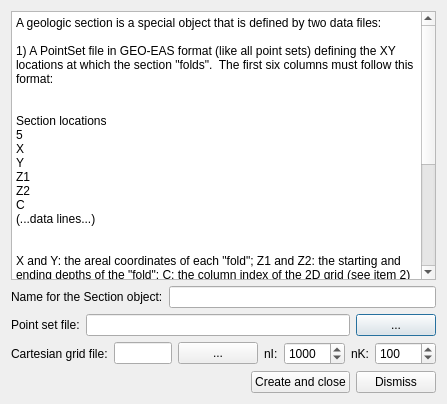
Qt form dialogs/sectiondialog.ui (PauloCarvalhoRJ/gammaray) before a commit.
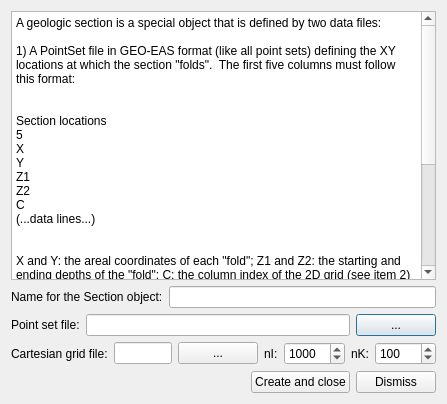
The same form after that commit.

Commit message: Section Dialog: corrected instruction text.

What changed in the file:
```diff
--- a/dialogs/sectiondialog.ui
+++ b/dialogs/sectiondialog.ui
@@ -37,7 +37,7 @@
      <property name="plainText">
       <string>A geologic section is a special object that is defined by two data files:
 
-1) A PointSet file in GEO-EAS format (like all point sets) defining the XY locations at which the section &quot;folds&quot;.  The first six columns must follow this format:
+1) A PointSet file in GEO-EAS format (like all point sets) defining the XY locations at which the section &quot;folds&quot;.  The first five columns must follow this format:
 
 &lt;begin of file&gt;
 Section locations
```
